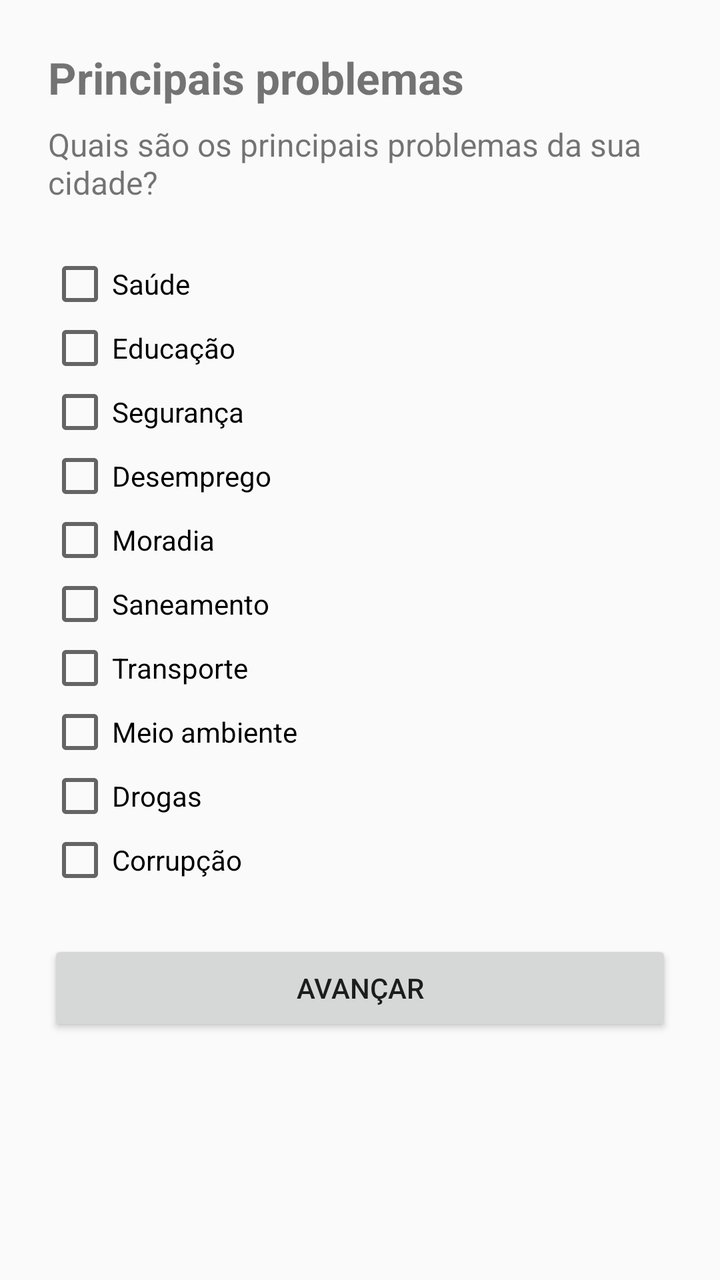
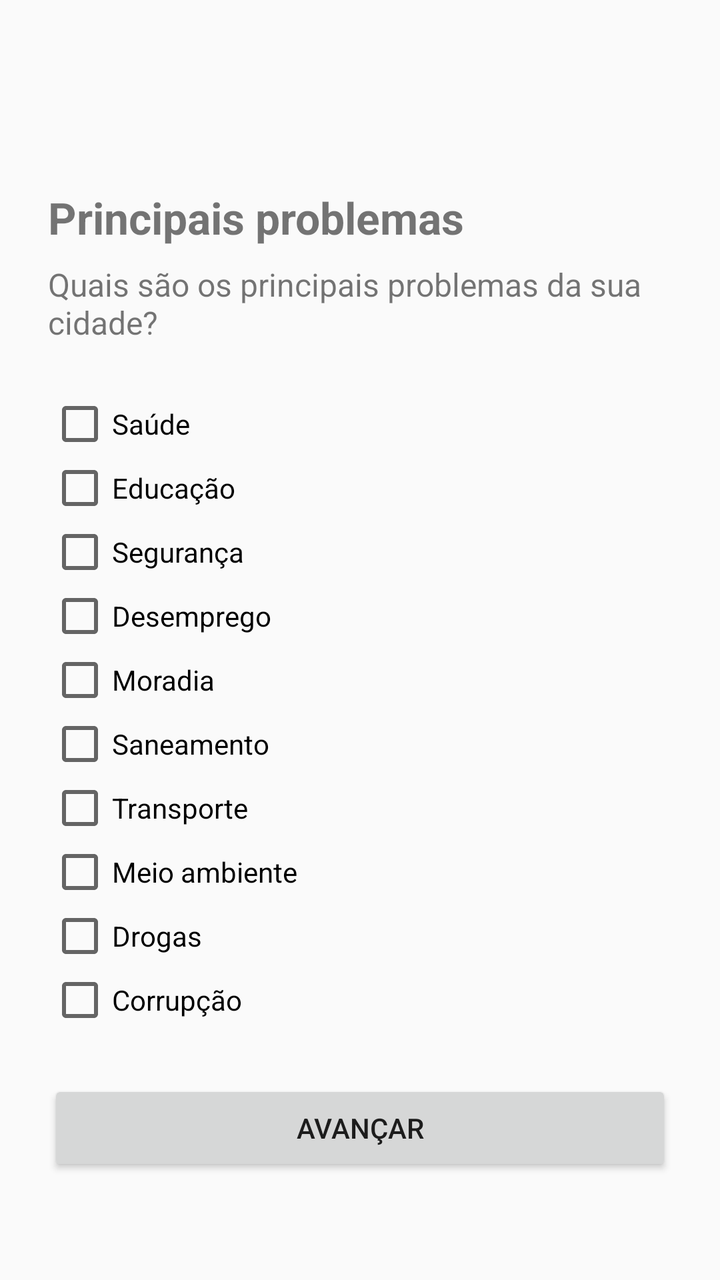

The first picture is an Android layout as it rendered before a commit; the second is the same layout after the commit. The layout source and the unified diff follow.
<!-- AndroidManifest.xml: application theme android:Theme.Material.Light.DarkActionBar -->
<!-- res/layout/activity_problemas.xml -->
<?xml version="1.0" encoding="utf-8"?>
<ScrollView xmlns:android="http://schemas.android.com/apk/res/android"
    android:layout_width="match_parent"
    android:layout_height="match_parent">

    <LinearLayout
        android:layout_width="match_parent"
        android:layout_height="wrap_content"
        android:orientation="vertical"
        android:padding="24dp">

        <TextView
            android:layout_width="wrap_content"
            android:layout_height="wrap_content"
            android:text="Principais problemas"
            android:textSize="22sp"
            android:textStyle="bold"
            android:layout_marginBottom="8dp" />

        <TextView
            android:layout_width="wrap_content"
            android:layout_height="wrap_content"
            android:text="Quais são os principais problemas da sua cidade?"
            android:textSize="16sp"
            android:layout_marginBottom="24dp" />

        <LinearLayout
            android:id="@+id/grupoProblemas"
            android:layout_width="match_parent"
            android:layout_height="wrap_content"
            android:orientation="vertical">

            <CheckBox
                android:layout_width="match_parent"
                android:layout_height="wrap_content"
                android:text="Saúde" />

            <CheckBox
                android:layout_width="match_parent"
                android:layout_height="wrap_content"
                android:text="Educação" />

            <CheckBox
                android:layout_width="match_parent"
                android:layout_height="wrap_content"
                android:text="Segurança" />

            <CheckBox
                android:layout_width="match_parent"
                android:layout_height="wrap_content"
                android:text="Desemprego" />

            <CheckBox
                android:layout_width="match_parent"
                android:layout_height="wrap_content"
                android:text="Moradia" />

            <CheckBox
                android:layout_width="match_parent"
                android:layout_height="wrap_content"
                android:text="Saneamento" />

            <CheckBox
                android:layout_width="match_parent"
                android:layout_height="wrap_content"
                android:text="Transporte" />

            <CheckBox
                android:layout_width="match_parent"
                android:layout_height="wrap_content"
                android:text="Meio ambiente" />

            <CheckBox
                android:layout_width="match_parent"
                android:layout_height="wrap_content"
                android:text="Drogas" />

            <CheckBox
                android:layout_width="match_parent"
                android:layout_height="wrap_content"
                android:text="Corrupção" />

        </LinearLayout>

        <Button
            android:id="@+id/botaoAvancar"
            android:layout_width="match_parent"
            android:layout_height="wrap_content"
            android:text="Avançar"
            android:layout_marginTop="24dp" />

    </LinearLayout>

</ScrollView>
<!-- resources referenced by this layout -->
<resources>

</resources>

<!-- the commit's change to res/layout/activity_problemas.xml (unified diff, before → after) -->
@@ -8,6 +8,10 @@
         android:layout_height="wrap_content"
         android:orientation="vertical"
         android:padding="24dp">
+
+        <Space
+            android:layout_width="1dp"
+            android:layout_height="70dp"/>
 
         <TextView
             android:layout_width="wrap_content"
